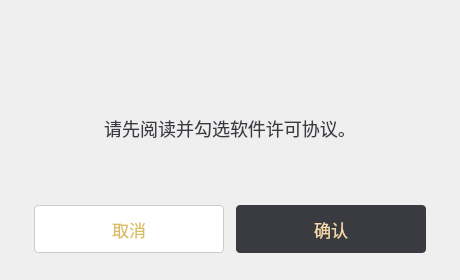
Before: the Qt Designer form TianLiInstallationPackage/QtWidgetsMessageBox2.ui in GengGode/InstallationPackage, drawn with Qt 5.
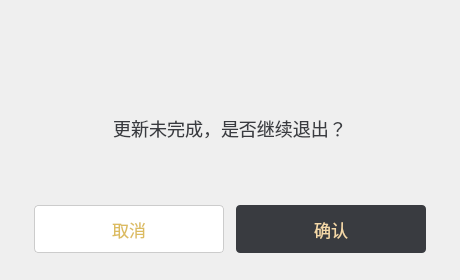
After: the same form once the commit is applied. Icons and pictures are not drawn.

```diff
--- a/TianLiInstallationPackage/QtWidgetsMessageBox2.ui
+++ b/TianLiInstallationPackage/QtWidgetsMessageBox2.ui
@@ -73,7 +73,7 @@
 }</string>
    </property>
    <property name="text">
-    <string>请先阅读并勾选软件许可协议。</string>
+    <string>更新未完成，是否继续退出？</string>
    </property>
    <property name="alignment">
     <set>Qt::AlignHCenter|Qt::AlignTop</set>
```
